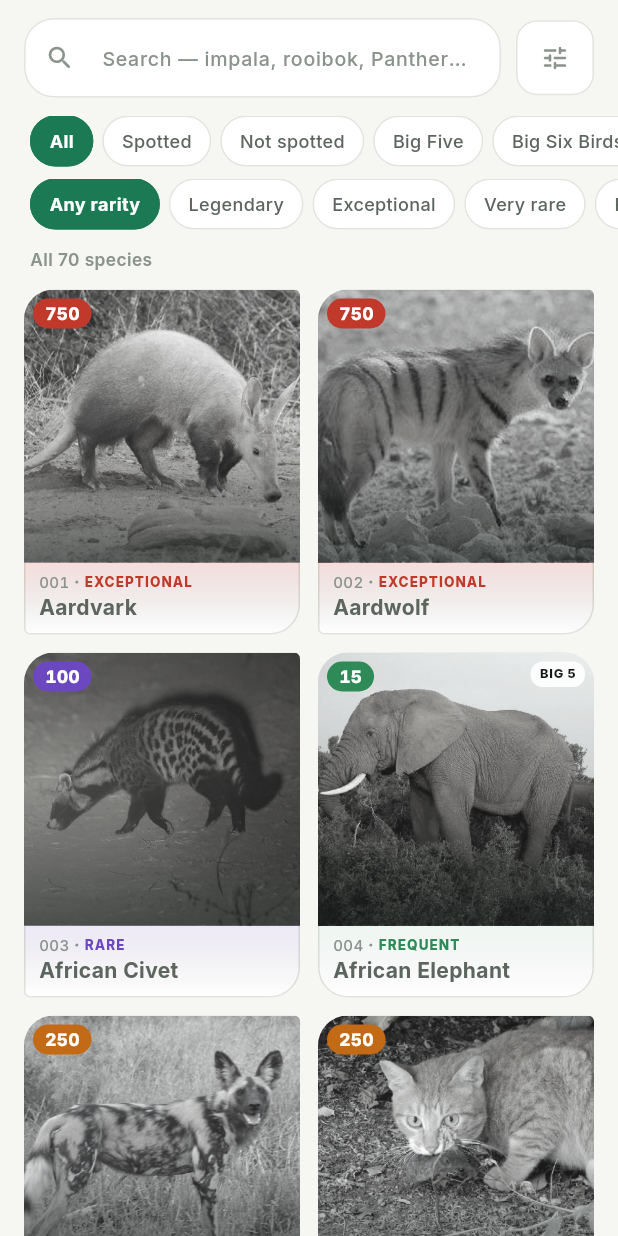
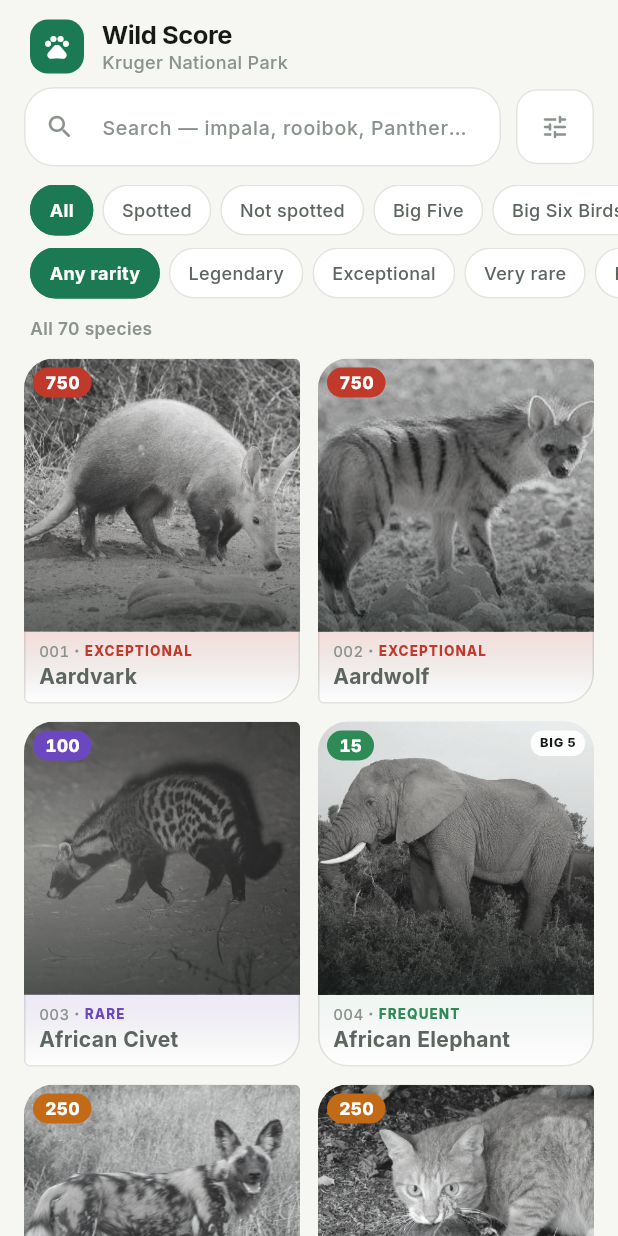
Before and after one commit to iTzlexit/wildscore, a Flutter app: the CodexScreen screen opened directly, on a phone screen of 412 x 824 dp. Run offline on Flutter 3.47's test engine with Material 3 defaults, Android fonts, the phone set to English and light mode, and no system bars; our stand-ins replace shared_preferences; accounts and stored records are empty.

Commit message:
Ranking tool, legendary foil, profile reorder, app header, feed spec
Ranker: a self-contained page for re-tiering all 70 species, grouped by
current tier so neighbours are adjacent. Tier assignment matters more than
point values - getting caracal into Exceptional is worth more than arguing
whether Exceptional is 700 or 800 - and 70 species is too many for a
conversation.

Legendary and Exceptional now carry a real gold and crimson foil sweep
rather than a neutral gloss. A holographic card is the one thing a
collector recognises instantly.

Profile reordered by what someone actually opens it to see: today score
first, then standings, then the lifetime record. A trophy shelf does not go
by the front door. Tapping a player expands their haul as rarity-coloured
tags with counts.

Adds the Wild Score header with a Kruger-only line, since other reserves
are the stated growth path and saying so turns "why isn't Addo here" into
anticipation.

SIGHTINGS-FEED.md specs the two-a-day social feed, including the rule it
cannot break: sensitive species must never carry a location, enforced
server-side. Recommends blocking rhino and pangolin from the feed entirely
- a photograph can contain identifiable terrain, and scrubbing metadata
does nothing when the location is in the picture.

Co-Authored-By: Claude Opus 5 <noreply@anthropic.com>

```diff
--- a/app/lib/features/codex/codex_screen.dart
+++ b/app/lib/features/codex/codex_screen.dart
@@ -10,6 +10,7 @@ import '../../domain/species_category.dart';
 import '../../domain/species_tag.dart';
 import '../../domain/tracker_profile.dart';
 import '../../shared/theme.dart';
+import '../../shared/widgets/app_header.dart';
 import 'species_detail_screen.dart';
 import 'widgets/species_grid_card.dart';
 
@@ -168,10 +169,7 @@ class _CodexScreenState extends State<CodexScreen> {
 
                 return Column(
                   children: <Widget>[
-                    // No screen title. The tab is already labelled "Animal
-                    // Dex"; a "Codex" heading under it was a second name for
-                    // the same thing and cost a third of the screen.
-                    const SizedBox(height: Space.md),
+                    const AppHeader(),
                     _SearchBar(
                       controller: _searchController,
                       filtersExpanded: _filtersExpanded,
--- a/app/lib/features/codex/widgets/species_grid_card.dart
+++ b/app/lib/features/codex/widgets/species_grid_card.dart
@@ -141,20 +141,27 @@ class _SpeciesGridCardState extends State<SpeciesGridCard> {
                         // than a database row. Static, not animated — eighteen
                         // shimmering cards in a scrolling grid would be both
                         // distracting and expensive.
-                        if (style.foil)
-                          const IgnorePointer(
+                        if (style.foil && !locked)
+                          IgnorePointer(
                             child: DecoratedBox(
                               decoration: BoxDecoration(
                                 gradient: LinearGradient(
                                   begin: Alignment.topLeft,
                                   end: Alignment.bottomRight,
                                   colors: <Color>[
-                                    Color(0x00FFFFFF),
-                                    Color(0x1AFFFFFF),
-                                    Color(0x00FFFFFF),
-                                    Color(0x00FFFFFF),
+                                    const Color(0x00FFFFFF),
+                                    style.foilTint,
+                                    const Color(0x40FFFFFF),
+                                    style.foilTint,
+                                    const Color(0x00FFFFFF),
                                   ],
-                                  stops: <double>[0.18, 0.34, 0.52, 1],
+                                  stops: const <double>[
+                                    0.1,
+                                    0.3,
+                                    0.42,
+                                    0.54,
+                                    0.8,
+                                  ],
                                 ),
                               ),
                             ),
--- a/app/lib/shared/theme.dart
+++ b/app/lib/shared/theme.dart
@@ -172,6 +172,16 @@ class RarityStyle {
 
   Color get border => accent;
 
+  /// Tint of the foil sweep. Legendary gets a real gold shimmer rather than a
+  /// neutral white gloss — a holographic card is the one thing a collector
+  /// recognises instantly, and it should be unmistakable across a room.
+  Color get foilTint => Color.fromARGB(
+    0x38,
+    accent.r.toInt(),
+    accent.g.toInt(),
+    accent.b.toInt(),
+  );
+
   /// Detail-screen colour field. Light enough to read dark text on for the
   /// muted tiers, so the header adapts rather than forcing white everywhere.
   Color get headerTop => accent;
--- /dev/null
+++ b/app/lib/shared/widgets/app_header.dart
@@ -0,0 +1,119 @@
+import 'package:flutter/material.dart';
+
+import '../theme.dart';
+
+/// The app's name and park, on every tab.
+///
+/// The park line is not decoration. Wild Score is Kruger-only today and other
+/// reserves are the stated growth path — saying so up front sets the
+/// expectation honestly, and turns "why isn't Addo here" from a complaint into
+/// anticipation.
+class AppHeader extends StatelessWidget {
+  const AppHeader({this.trailing, super.key});
+
+  final Widget? trailing;
+
+  @override
+  Widget build(BuildContext context) {
+    return Padding(
+      padding: const EdgeInsets.fromLTRB(
+        Space.screen,
+        Space.md,
+        Space.screen,
+        Space.sm,
+      ),
+      child: Row(
+        children: <Widget>[
+          const _Mark(),
+          const SizedBox(width: Space.md),
+          Expanded(
+            child: Column(
+              crossAxisAlignment: CrossAxisAlignment.start,
+              mainAxisSize: MainAxisSize.min,
+              children: <Widget>[
+                Text(
+                  'Wild Score',
+                  style: AppText.title3.copyWith(
+                    fontSize: 17,
+                    letterSpacing: -0.3,
+                  ),
+                ),
+                Text('Kruger National Park', style: AppText.caption),
+              ],
+            ),
+          ),
+          ?trailing,
+        ],
+      ),
+    );
+  }
+}
+
+/// A placeholder mark until there is a real logo — a paw print in the accent
+/// colour. Deliberately simple: a bad logo is worse than an obvious stand-in,
+/// and this reads as intentional rather than unfinished.
+class _Mark extends StatelessWidget {
+  const _Mark();
+
+  @override
+  Widget build(BuildContext context) {
+    return Container(
+      width: 36,
+      height: 36,
+      alignment: Alignment.center,
+      decoration: BoxDecoration(
+        color: AppColors.accent,
+        borderRadius: BorderRadius.circular(Radii.chip),
+      ),
+      child: const Icon(Icons.pets_rounded, size: 19, color: Colors.white),
+    );
+  }
+}
+
+/// Shown at the foot of the Animal Dex.
+class ComingSoonParks extends StatelessWidget {
+  const ComingSoonParks({super.key});
+
+  @override
+  Widget build(BuildContext context) {
+    return Container(
+      margin: const EdgeInsets.symmetric(horizontal: Space.screen),
+      padding: const EdgeInsets.all(Space.lg),
+      decoration: BoxDecoration(
+        color: AppColors.surfaceAlt,
+        borderRadius: BorderRadius.circular(Radii.card),
+      ),
+      child: Row(
+        children: <Widget>[
+          const Icon(
+            Icons.travel_explore_rounded,
+            size: 19,
+            color: AppColors.textMuted,
+          ),
+          const SizedBox(width: Space.md),
+          Expanded(
+            child: Column(
+              crossAxisAlignment: CrossAxisAlignment.start,
+              children: <Widget>[
+                Text(
+                  'Kruger only, for now',
+                  style: AppText.label.copyWith(
+                    color: AppColors.textPrimary,
+                    fontVariations: AppFonts.weight(700),
+                  ),
+                ),
+                const SizedBox(height: 2),
+                Text(
+                  'Okavango Delta, Masai Mara and Addo are coming. Each park '
+                  'gets its own dex and its own rarity — a cheetah is a prize '
+                  'here and routine in the Mara.',
+                  style: AppText.caption.copyWith(height: 1.45),
+                ),
+              ],
+            ),
+          ),
+        ],
+      ),
+    );
+  }
+}
```
Also changed, not shown: app/lib/features/profile/profile_screen.dart (+53 -59 lines), app/lib/features/scorecard/standings_board.dart (+144 -5 lines), 2 other files.
